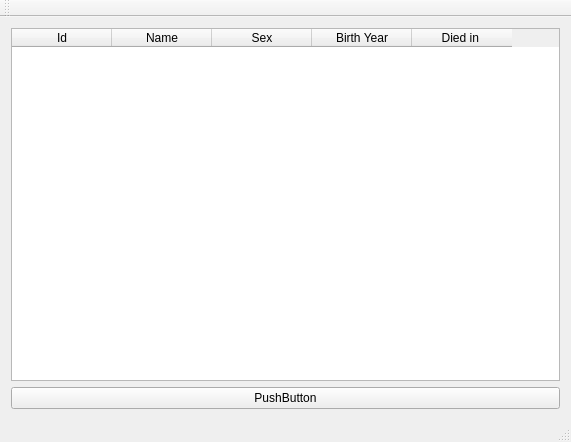
The window that Group36W3/mainwindow.ui (skulia15/Group36) describes before a commit, drawn with Qt 5.
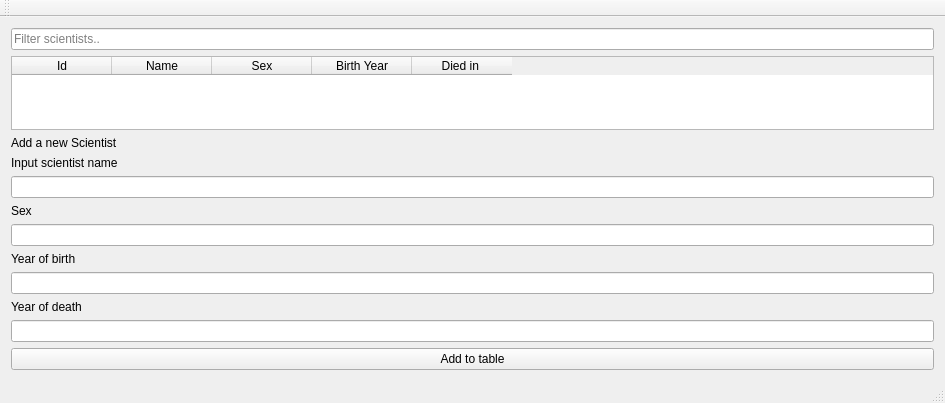
The same window after the commit.

Commit message: Filter scientists

What changed in the file:
```diff
--- a/Group36W3/mainwindow.ui
+++ b/Group36W3/mainwindow.ui
@@ -6,8 +6,8 @@
    <rect>
     <x>0</x>
     <y>0</y>
-    <width>571</width>
-    <height>442</height>
+    <width>945</width>
+    <height>403</height>
    </rect>
   </property>
   <property name="windowTitle">
@@ -15,6 +15,13 @@
   </property>
   <widget class="QWidget" name="centralWidget">
    <layout class="QVBoxLayout" name="verticalLayout">
+    <item>
+     <widget class="QLineEdit" name="Input_Filter_Scientists">
+      <property name="placeholderText">
+       <string>Filter scientists..</string>
+      </property>
+     </widget>
+    </item>
     <item>
      <widget class="QTableWidget" name="table_showAllScientists">
       <column>
@@ -45,9 +52,92 @@
      </widget>
     </item>
     <item>
-     <widget class="QPushButton" name="button_display_scientists">
+     <widget class="QLabel" name="label_add_scientist">
       <property name="text">
-       <string>PushButton</string>
+       <string>Add a new Scientist</string>
+      </property>
+     </widget>
+    </item>
+    <item>
+     <layout class="QHBoxLayout" name="horizontalLayout">
+      <item>
+       <widget class="QLabel" name="label_input_label">
+        <property name="text">
+         <string>Input scientist name</string>
+        </property>
+       </widget>
+      </item>
+      <item>
+       <widget class="QLabel" name="label_error_name">
+        <property name="enabled">
+         <bool>true</bool>
+        </property>
+        <property name="text">
+         <string/>
+        </property>
+       </widget>
+      </item>
+     </layout>
+    </item>
+    <item>
+     <widget class="QLineEdit" name="Input_Scientist_Name"/>
+    </item>
+    <item>
+     <layout class="QHBoxLayout" name="horizontalLayout_2">
+      <item>
+       <widget class="QLabel" name="label_input_sex">
+        <property name="text">
+         <string>Sex</string>
+        </property>
+       </widget>
+      </item>
+      <item>
+       <widget class="QLabel" name="label_error_sex">
+        <property name="text">
+         <string/>
+        </property>
+       </widget>
+      </item>
+     </layout>
+    </item>
+    <item>
+     <widget class="QLineEdit" name="input_sex"/>
+    </item>
+    <item>
+     <layout class="QHBoxLayout" name="horizontalLayout_3">
+      <item>
+       <widget class="QLabel" name="label_year_of_birth">
+        <property name="text">
+         <string>Year of birth</string>
+        </property>
+       </widget>
+      </item>
+      <item>
+       <widget class="QLabel" name="label_error_YoB">
+        <property name="text">
+         <string/>
+        </property>
+       </widget>
+      </item>
+     </layout>
+    </item>
+    <item>
+     <widget class="QLineEdit" name="input_year_of_birth"/>
+    </item>
+    <item>
+     <widget class="QLabel" name="label_year_of_death">
+      <property name="text">
+       <string>Year of death</string>
+      </property>
+     </widget>
+    </item>
+    <item>
+     <widget class="QLineEdit" name="input_year_of_death"/>
+    </item>
+    <item>
+     <widget class="QPushButton" name="button_scientists_to_table">
+      <property name="text">
+       <string>Add to table</string>
       </property>
      </widget>
     </item>
```
Left out of the diff: 8 changed lines with no effect on the pictures. The commit also changes 47 other files.
